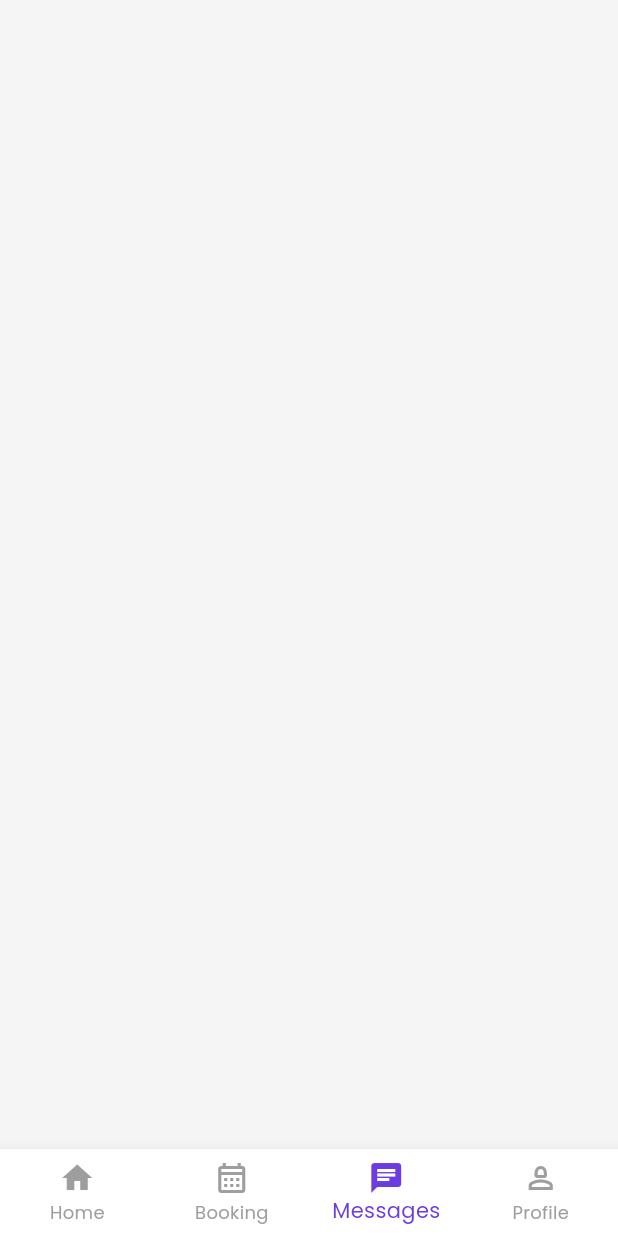
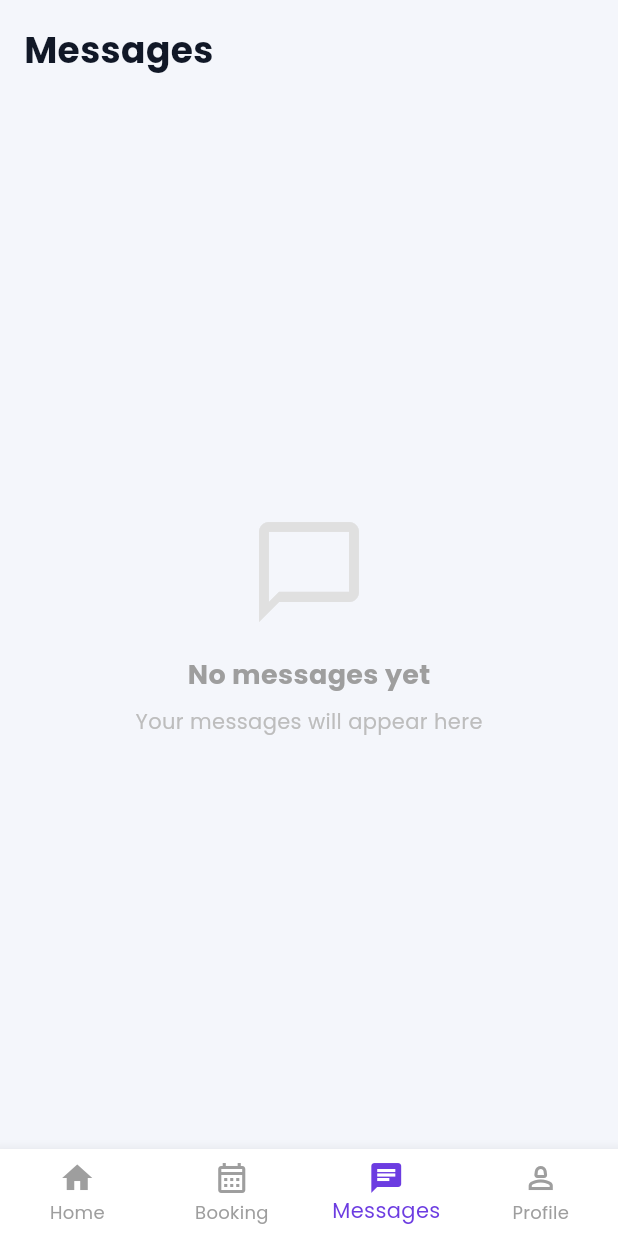
Before and after one commit to MuhammadZahidullah/hire_near_fyp, a Flutter app: the MainScreen screen opened directly, item 3 of the bottom bar chosen, on a phone screen of 412 x 824 dp. Run offline on Flutter 3.47's test engine with Material 3 defaults, Android fonts, the phone set to English and light mode, and no system bars; our stand-ins replace google_fonts.

Commit message:
in main scrren all 4 screen added

```diff
--- a/lib/feature/home/screens/main_screen.dart
+++ b/lib/feature/home/screens/main_screen.dart
@@ -1,6 +1,7 @@
 import 'package:flutter/material.dart';
 import 'package:hire_near_fyp/feature/bookings/screens/booking_screen.dart';
 import 'package:hire_near_fyp/feature/home/screens/home_screen.dart';
+import 'package:hire_near_fyp/feature/messages/screens/messages_screen.dart';
 import 'package:hire_near_fyp/features/home/widgets/buttom_nav_bar.dart';
 import 'package:hire_near_fyp/features/home/widgets/profile/profile_screen.dart';
 //import 'package:hire_near_fyp/features/home/screens/home_screen.dart';
@@ -23,7 +24,7 @@ class _MainScreenState extends State<MainScreen> {
     HomeScreen(),
 
     BookingsScreen(),
-    Container(),
+    MessagesScreen(),
     ProfileScreen(),
   ];
   @override
--- a/lib/feature/messages/screens/messages_screen.dart
+++ b/lib/feature/messages/screens/messages_screen.dart
@@ -0,0 +1,61 @@
+import 'package:flutter/material.dart';
+
+class MessagesScreen extends StatelessWidget {
+  const MessagesScreen({super.key});
+
+  @override
+  Widget build(BuildContext context) {
+    return Scaffold(
+      backgroundColor: Color(0xFFF4F6FB),
+      body: SafeArea(
+        child: Column(
+          crossAxisAlignment: CrossAxisAlignment.start,
+          children: [
+            Padding(
+              padding: EdgeInsets.all(16),
+              child: Text(
+                'Messages',
+                style: TextStyle(
+                  fontSize: 24,
+                  fontWeight: FontWeight.bold,
+                  color: Color(0xFF111827),
+                ),
+              ),
+            ),
+            Expanded(
+              child: Center(
+                child: Column(
+                  mainAxisAlignment: MainAxisAlignment.center,
+                  children: [
+                    Icon(
+                      Icons.chat_bubble_outline,
+                      size: 80,
+                      color: Colors.grey.shade300,
+                    ),
+                    SizedBox(height: 16),
+                    Text(
+                      'No messages yet',
+                      style: TextStyle(
+                        fontSize: 18,
+                        fontWeight: FontWeight.bold,
+                        color: Colors.grey,
+                      ),
+                    ),
+                    SizedBox(height: 8),
+                    Text(
+                      'Your messages will appear here',
+                      style: TextStyle(
+                        fontSize: 14,
+                        color: Colors.grey.shade400,
+                      ),
+                    ),
+                  ],
+                ),
+              ),
+            ),
+          ],
+        ),
+      ),
+    );
+  }
+}
```
